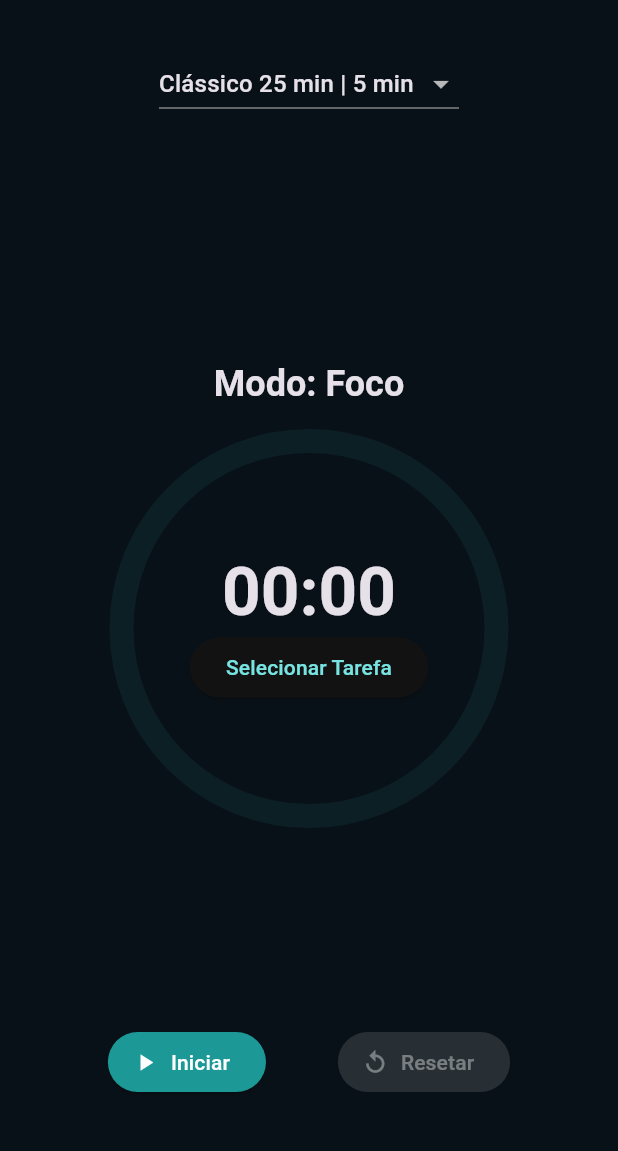
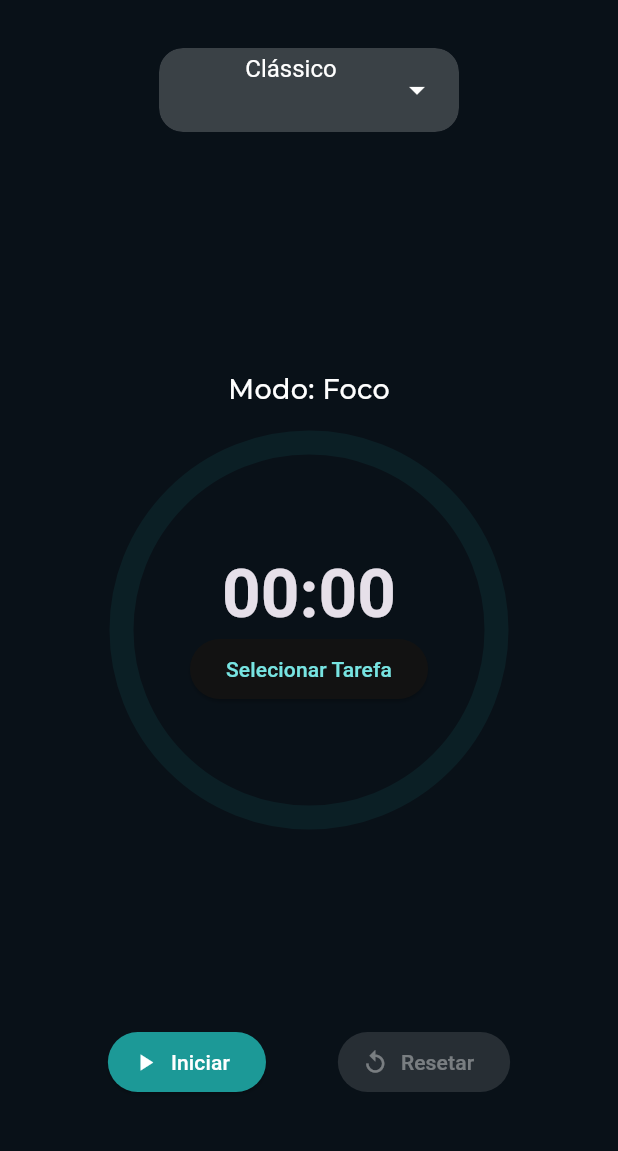
Before and after one commit to Andy-lucas7/study.io, a Flutter app: the PomodoroPage screen opened directly, on a phone screen of 412 x 824 dp, the part 72-1223 px from its top. Run offline on Flutter 3.47's test engine with Material 3 defaults, Android fonts, the phone set to English and light mode, and no system bars; our stand-ins replace audioplayers, font_awesome_flutter, google_fonts, permission_handler, share_plus, speech_to_text and 1 more; accounts and stored records are empty.

```diff
--- a/lib/screens/pomodoro_page.dart
+++ b/lib/screens/pomodoro_page.dart
@@ -2,6 +2,7 @@ import 'dart:async';
 import 'package:flutter/material.dart';
 import 'package:provider/provider.dart';
 import '../notifiers/theme_notifier.dart';
+import 'dart:ui';
 import '../services/database_service.dart';
 import '../models/task.dart';
 import '../widgets/settings_drawer.dart';
@@ -219,9 +220,31 @@ class _PomodoroPageState extends State<PomodoroPage>
               children: [
                 SizedBox(
                   width: 200.0,
+                  child: ClipRRect(
+                    borderRadius: BorderRadius.circular(16),
+                    child: BackdropFilter(
+                      filter: ImageFilter.blur(sigmaX: 10, sigmaY: 10),
+                      child: Container(
+                        padding: EdgeInsets.symmetric(
+                          horizontal: 16,
+                          vertical: 4,
+                        ),
+                        decoration: BoxDecoration(
+                          color: Colors.white.withOpacity(0.2),
+                          borderRadius: BorderRadius.circular(16),
+                        ),
+                        child: DropdownButtonHideUnderline(
                           child: DropdownButton<String>(
+                            alignment: AlignmentDirectional.center,
+                            borderRadius: BorderRadius.circular(16),
                             isExpanded: true,
+                            dropdownColor: AppColors.tile.withOpacity(0.9),
                             value: _selectedSession,
+                            icon: Icon(
+                              Icons.arrow_drop_down,
+                              color: Colors.white,
+                            ),
+                            style: TextStyle(color: Colors.white, fontSize: 16),
                             onChanged: _isRunning
                                 ? null
                                 : (value) {
@@ -233,12 +256,68 @@ class _PomodoroPageState extends State<PomodoroPage>
                                     }
                                   },
                             items: _focusDurations.keys.map((label) {
-                      return DropdownMenuItem(value: label, child: Text(label));
+                              return DropdownMenuItem(
+                                value: label,
+                                child: Text(label),
+                              );
                             }).toList(),
+                            selectedItemBuilder: (BuildContext context) {
+                              return _focusDurations.keys.map((label) {
+                                String displayLabel;
+                                switch (label) {
+                                  case 'Iniciante 10 min | 5 min':
+                                    displayLabel = 'Iniciante';
+                                    break;
+                                  case 'Clássico 25 min | 5 min':
+                                    displayLabel = 'Clássico';
+                                    break;
+                                  case 'Produtivo 30 min | 10 min':
+                                    displayLabel = 'Produtivo';
+                                    break;
+                                  case 'Intermediário 1H | 15 min':
+                                    displayLabel = 'Intermediário';
+                                    break;
+                                  case 'Avançado 1H30 | 20 min':
+                                    displayLabel = 'Avançado';
+                                    break;
+                                  case 'Mestre do Foco 3H | 30 min':
+                                    displayLabel = 'Mestre do Foco';
+                                  default:
+                                    displayLabel = label;
+                                }
+
+                                return Text(
+                                  displayLabel,
+                                  style: TextStyle(color: Colors.white),
+                                );
+                              }).toList();
+                            },
+                          ),
+                        ),
+                      ),
+                    ),
                   ),
                 ),
               ],
             ),
+            /*
+            ClipRRect(
+              borderRadius: BorderRadius.circular(20),
+              child: BackdropFilter(
+                filter: ImageFilter.blur(sigmaX: 10, sigmaY: 10),
+                child: Container(
+                  padding: EdgeInsets.symmetric(horizontal: 24, vertical: 12),
+                  decoration: BoxDecoration(
+                    color: Colors.white.withOpacity(0.1),
+                    borderRadius: BorderRadius.circular(20),
+                  ),
+                  child: Text(
+                    "Botão Blur",
+                    style: TextStyle(color: Colors.white, fontSize: 16),
+                  ),
+                ),
+              ),
+            ),*/
             const SizedBox(height: 20),
             Expanded(
               child: Column(
@@ -247,9 +326,7 @@ class _PomodoroPageState extends State<PomodoroPage>
                 children: [
                   Text(
                     _isFocus ? 'Modo: Foco' : 'Modo: Pausa',
-                    style: Theme.of(context).textTheme.headlineSmall?.copyWith(
-                      fontWeight: FontWeight.bold,
-                    ),
+                    style: AppFonts().montserratTitle.copyWith(fontSize: 18),
                   ),
                   SizedBox(height: 22),
                   Stack(
--- a/lib/screens/summary_page.dart
+++ b/lib/screens/summary_page.dart
@@ -1,5 +1,6 @@
 import 'dart:io';
 import 'dart:convert';
+import 'dart:ui';
 import 'package:flutter/material.dart';
 import 'package:path_provider/path_provider.dart';
 import 'package:provider/provider.dart';
@@ -7,6 +8,7 @@ import 'package:permission_handler/permission_handler.dart';
 import 'package:speech_to_text/speech_to_text.dart' as stt;
 import 'package:share_plus/share_plus.dart';
 import '../notifiers/theme_notifier.dart';
+import '../notifiers/environment_notifier.dart';
 import '../widgets/settings_drawer.dart';
 import 'package:study_io/constants.dart';
 
@@ -133,12 +135,30 @@ class _SummaryPageState extends State<SummaryPage> {
 
   @override
   Widget build(BuildContext context) {
+    final backgroundImagePath = EnvironmentNotifier().backgroundImagePath;
     final themeNotifier = Provider.of<ThemeNotifier>(context);
     final currentTheme = themeNotifier.themeMode == ThemeMode.light
         ? themeNotifier.lightTheme
         : themeNotifier.darkTheme;
 
-    return Scaffold(
+    return Stack(
+      children: [
+        Positioned.fill(
+          child: Image.asset(
+            backgroundImagePath,
+            fit: BoxFit.cover,
+          ),
+        ),
+        Positioned.fill(
+          child: BackdropFilter(
+            filter: ImageFilter.blur(sigmaX: 20, sigmaY: 20),
+            child: Container(
+              color: Colors.black.withOpacity(0.3),
+            ),
+          ),
+        ),
+        Scaffold(
+          backgroundColor: Colors.transparent,
           appBar: AppBar(
             automaticallyImplyLeading: false,
             backgroundColor: Colors.transparent,
@@ -183,7 +203,7 @@ class _SummaryPageState extends State<SummaryPage> {
                         },
                         child: Container(
                           decoration: BoxDecoration(
-                        color: const Color.fromARGB(255, 35, 42, 56),
+                            color: const Color.fromARGB(180, 35, 42, 56),
                             borderRadius: BorderRadius.circular(16),
                           ),
                           padding: const EdgeInsets.all(12),
@@ -252,6 +272,8 @@ class _SummaryPageState extends State<SummaryPage> {
             backgroundColor: currentTheme.colorScheme.primary,
             child: const Icon(Icons.add, color: Colors.white),
           ),
+        ),
+      ],
     );
   }
 }
```
Lines whose indentation alone changed are shown as unchanged.
